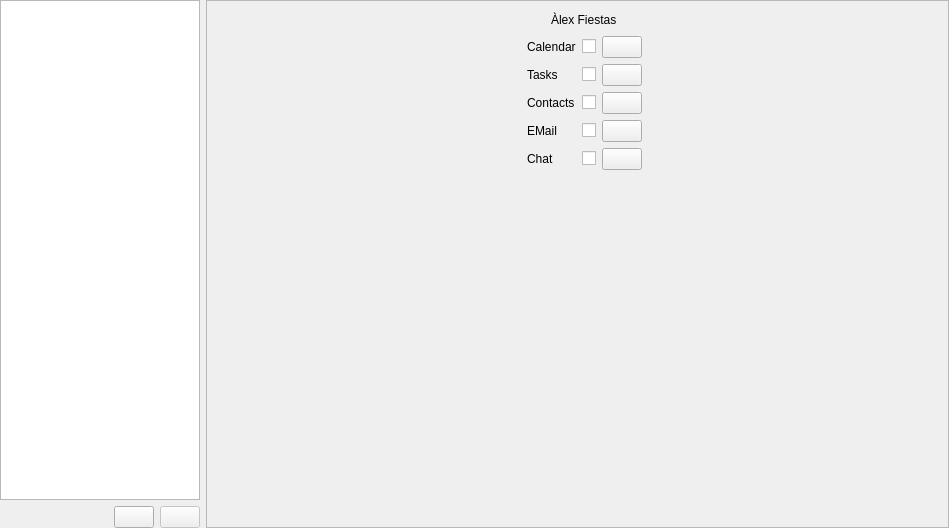
This is src/kcm.ui in KDE/kaccounts-integration as Qt 5 draws it before an edit. The edited form follows.
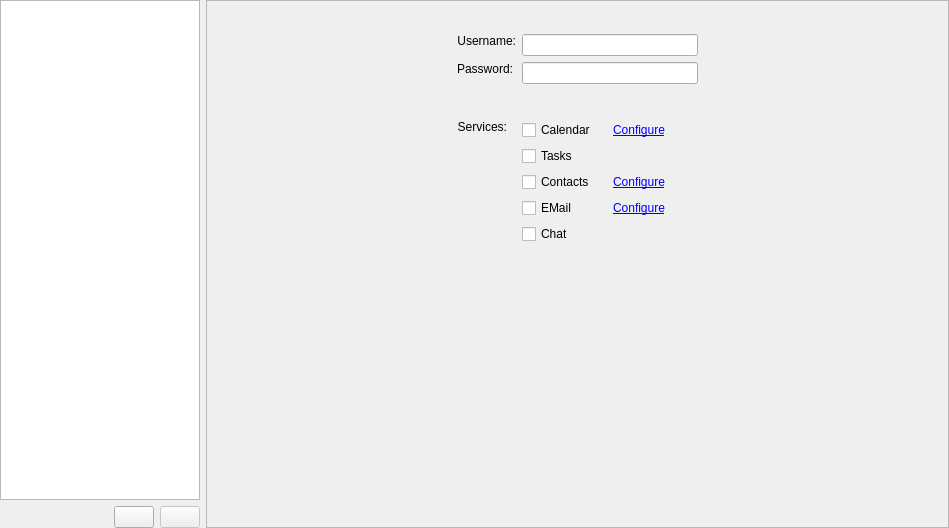
This is the edited form. Icons and pictures are not drawn. Custom widgets are drawn as their Qt base class.

Commit message: Fiddle with ui: introduce a scroll area and "Configure" links

What changed in the file:
```diff
--- a/src/kcm.ui
+++ b/src/kcm.ui
@@ -87,6 +87,14 @@
    </item>
    <item>
     <widget class="QScrollArea" name="scrollArea">
+     <property name="focusPolicy">
+      <enum>Qt::NoFocus</enum>
+     </property>
+     <property name="styleSheet">
+      <string notr="true">QLabel:focus {
+border: 1px dotted qpalette(dark);
+}</string>
+     </property>
      <property name="widgetResizable">
       <bool>true</bool>
      </property>
@@ -99,285 +107,208 @@
         <height>522</height>
        </rect>
       </property>
-      <property name="autoFillBackground">
-       <bool>true</bool>
-      </property>
-      <layout class="QVBoxLayout" name="verticalLayout_2">
-       <item>
-        <layout class="QHBoxLayout" name="horizontalLayout_4">
-         <item>
-          <spacer name="horizontalSpacer_5">
-           <property name="orientation">
-            <enum>Qt::Horizontal</enum>
-           </property>
-           <property name="sizeHint" stdset="0">
-            <size>
-             <width>40</width>
-             <height>20</height>
-            </size>
-           </property>
-          </spacer>
-         </item>
-         <item>
-          <widget class="QLabel" name="label">
-           <property name="maximumSize">
-            <size>
-             <width>64</width>
-             <height>64</height>
-            </size>
-           </property>
-           <property name="text">
-            <string/>
-           </property>
-           <property name="pixmap">
-            <pixmap>../../../../.kde/avatar.jpg</pixmap>
-           </property>
-           <property name="scaledContents">
-            <bool>true</bool>
-           </property>
-          </widget>
-         </item>
-         <item>
+      <layout class="QGridLayout" name="gridLayout">
+       <item row="2" column="1">
+        <spacer name="verticalSpacer">
+         <property name="orientation">
+          <enum>Qt::Vertical</enum>
+         </property>
+         <property name="sizeHint" stdset="0">
+          <size>
+           <width>20</width>
+           <height>40</height>
+          </size>
+         </property>
+        </spacer>
+       </item>
+       <item row="1" column="0">
+        <spacer name="horizontalSpacer_2">
+         <property name="orientation">
+          <enum>Qt::Horizontal</enum>
+         </property>
+         <property name="sizeHint" stdset="0">
+          <size>
+           <width>40</width>
+           <height>20</height>
+          </size>
+         </property>
+        </spacer>
+       </item>
+       <item row="1" column="1">
+        <layout class="QFormLayout" name="formLayout">
+         <item row="0" column="0">
           <widget class="QLabel" name="label_2">
+           <property name="sizePolicy">
+            <sizepolicy hsizetype="Preferred" vsizetype="Preferred">
+             <horstretch>1</horstretch>
+             <verstretch>0</verstretch>
+            </sizepolicy>
+           </property>
            <property name="text">
-            <string>Àlex Fiestas</string>
+            <string>Username:</string>
            </property>
+           <property name="alignment">
+            <set>Qt::AlignRight|Qt::AlignTop|Qt::AlignTrailing</set>
+           </property>
           </widget>
          </item>
-         <item>
-          <spacer name="horizontalSpacer_4">
-           <property name="orientation">
-            <enum>Qt::Horizontal</enum>
+         <item row="0" column="1">
+          <widget class="KLineEdit" name="klineedit">
+           <property name="sizePolicy">
+            <sizepolicy hsizetype="Expanding" vsizetype="Fixed">
+             <horstretch>3</horstretch>
+             <verstretch>0</verstretch>
+            </sizepolicy>
            </property>
-           <property name="sizeHint" stdset="0">
-            <size>
-             <width>40</width>
-             <height>20</height>
-            </size>
-           </property>
-          </spacer>
-         </item>
-        </layout>
-       </item>
-       <item>
-        <layout class="QGridLayout" name="gridLayout">
-         <item row="3" column="4">
-          <widget class="QPushButton" name="pushButton_4">
-           <property name="text">
-            <string/>
-           </property>
-           <property name="icon">
-            <iconset theme="configure">
-             <normaloff/>
-            </iconset>
-           </property>
           </widget>
          </item>
-         <item row="0" column="4">
-          <widget class="QPushButton" name="pushButton">
+         <item row="1" column="0">
+          <widget class="QLabel" name="label_9">
            <property name="text">
-            <string/>
+            <string>Password:</string>
            </property>
-           <property name="icon">
-            <iconset theme="configure">
-             <normaloff/>
-            </iconset>
+           <property name="alignment">
+            <set>Qt::AlignRight|Qt::AlignTop|Qt::AlignTrailing</set>
            </property>
           </widget>
          </item>
          <item row="1" column="1">
-          <widget class="QLabel" name="label_4">
-           <property name="text">
-            <string/>
-           </property>
-           <property name="pixmap">
-            <pixmap>../../../../kde/share/icons/oxygen/32x32/apps/accessories-text-editor.png</pixmap>
+          <widget class="KLineEdit" name="klineedit_2">
+           <property name="echoMode">
+            <enum>QLineEdit::Password</enum>
            </property>
           </widget>
          </item>
-         <item row="0" column="2">
+         <item row="2" column="1">
+          <spacer name="verticalSpacer_2">
+           <property name="orientation">
+            <enum>Qt::Vertical</enum>
+           </property>
+           <property name="sizeType">
+            <enum>QSizePolicy::Fixed</enum>
+           </property>
+           <property name="sizeHint" stdset="0">
+            <size>
+             <width>20</width>
+             <height>24</height>
+            </size>
+           </property>
+          </spacer>
+         </item>
+         <item row="3" column="0">
           <widget class="QLabel" name="label_8">
            <property name="text">
-            <string>Calendar</string>
+            <string>Services:</string>
            </property>
-          </widget>
-         </item>
-         <item row="4" column="2">
-          <widget class="QLabel" name="label_13">
-           <property name="text">
-            <string>Chat</string>
-           </property>
-          </widget>
-         </item>
-         <item row="1" column="3">
-          <widget class="QCheckBox" name="checkBox_2">
-           <property name="text">
-            <string/>
-           </property>
-          </widget>
-         </item>
-         <item row="2" column="3">
-          <widget class="QCheckBox" name="checkBox_3">
-           <property name="text">
-            <string/>
-           </property>
-          </widget>
-         </item>
-         <item row="0" column="1">
-          <widget class="QLabel" name="label_3">
-           <property name="text">
-            <string/>
-           </property>
-           <property name="pixmap">
-            <pixmap>../../../../kde/share/icons/oxygen/32x32/apps/office-calendar.png</pixmap>
-           </property>
-          </widget>
-         </item>
-         <item row="3" column="2">
-          <widget class="QLabel" name="label_12">
-           <property name="text">
-            <string>EMail</string>
-           </property>
-          </widget>
-         </item>
-         <item row="4" column="1">
-          <widget class="QLabel" name="label_7">
-           <property name="text">
-            <string/>
-           </property>
-           <property name="pixmap">
-            <pixmap>../../../../kde/share/icons/oxygen/32x32/apps/telepathy-kde.png</pixmap>
+           <property name="alignment">
+            <set>Qt::AlignRight|Qt::AlignTop|Qt::AlignTrailing</set>
            </property>
           </widget>
          </item>
          <item row="3" column="1">
-          <widget class="QLabel" name="label_6">
-           <property name="text">
-            <string/>
-           </property>
-           <property name="pixmap">
-            <pixmap>../../../../kde/share/icons/oxygen/32x32/apps/internet-mail.png</pixmap>
-           </property>
-          </widget>
+          <layout class="QHBoxLayout" name="horizontalLayout_5">
+           <item>
+            <widget class="QCheckBox" name="checkBox_6">
+             <property name="text">
+              <string>Calendar</string>
+             </property>
+            </widget>
+           </item>
+           <item>
+            <widget class="QLabel" name="label">
+             <property name="focusPolicy">
+              <enum>Qt::TabFocus</enum>
+             </property>
+             <property name="text">
+              <string>&lt;a href=&quot;#&quot;&gt;Configure&lt;/a&gt;</string>
+             </property>
+            </widget>
+           </item>
+          </layout>
          </item>
-         <item row="2" column="2">
-          <widget class="QLabel" name="label_11">
-           <property name="text">
-            <string>Contacts</string>
-           </property>
-          </widget>
-         </item>
-         <item row="2" column="4">
-          <widget class="QPushButton" name="pushButton_3">
-           <property name="text">
-            <string/>
-           </property>
-           <property name="icon">
-            <iconset theme="configure">
-             <normaloff/>
-            </iconset>
-           </property>
-          </widget>
-         </item>
-         <item row="1" column="2">
-          <widget class="QLabel" name="label_10">
+         <item row="4" column="1">
+          <widget class="QCheckBox" name="checkBox_2">
            <property name="text">
             <string>Tasks</string>
            </property>
           </widget>
          </item>
-         <item row="2" column="1">
-          <widget class="QLabel" name="label_5">
-           <property name="text">
-            <string/>
-           </property>
-           <property name="pixmap">
-            <pixmap>../../../../kde/share/icons/oxygen/32x32/apps/office-address-book.png</pixmap>
-           </property>
-          </widget>
+         <item row="5" column="1">
+          <layout class="QHBoxLayout" name="horizontalLayout_4">
+           <item>
+            <widget class="QCheckBox" name="checkBox_3">
+             <property name="text">
+              <string>Contacts</string>
+             </property>
+            </widget>
+           </item>
+           <item>
+            <widget class="QLabel" name="label_10">
+             <property name="focusPolicy">
+              <enum>Qt::TabFocus</enum>
+             </property>
+             <property name="text">
+              <string>&lt;a href=&quot;#&quot;&gt;Configure&lt;/a&gt;</string>
+             </property>
+            </widget>
+           </item>
+          </layout>
          </item>
-         <item row="3" column="3">
-          <widget class="QCheckBox" name="checkBox_4">
-           <property name="text">
-            <string/>
-           </property>
-          </widget>
+         <item row="6" column="1">
+          <layout class="QHBoxLayout" name="horizontalLayout_3">
+           <item>
+            <widget class="QCheckBox" name="checkBox_4">
+             <property name="text">
+              <string>EMail</string>
+             </property>
+            </widget>
+           </item>
+           <item>
+            <widget class="QLabel" name="label_11">
+             <property name="focusPolicy">
+              <enum>Qt::TabFocus</enum>
+             </property>
+             <property name="text">
+              <string>&lt;a href=&quot;#&quot;&gt;Configure&lt;/a&gt;</string>
+             </property>
+            </widget>
+           </item>
+          </layout>
          </item>
-         <item row="4" column="3">
+         <item row="7" column="1">
           <widget class="QCheckBox" name="checkBox_5">
            <property name="text">
-            <string/>
+            <string>Chat</string>
            </property>
           </widget>
          </item>
-         <item row="0" column="3">
-          <widget class="QCheckBox" name="checkBox_6">
-           <property name="text">
-            <string/>
-           </property>
-          </widget>
-         </item>
-         <item row="4" column="4">
-          <widget class="QPushButton" name="pushButton_5">
-           <property name="text">
-            <string/>
-           </property>
-           <property name="icon">
-            <iconset theme="configure">
-             <normaloff/>
-            </iconset>
-           </property>
-          </widget>
-         </item>
-         <item row="0" column="0">
-          <spacer name="horizontalSpacer_2">
-           <property name="orientation">
-            <enum>Qt::Horizontal</enum>
-           </property>
-           <property name="sizeHint" stdset="0">
-            <size>
-             <width>40</width>
-             <height>20</height>
-            </size>
-           </property>
-          </spacer>
-         </item>
-         <item row="1" column="4">
-          <widget class="QPushButton" name="pushButton_2">
-           <property name="text">
-            <string/>
-           </property>
-           <property name="icon">
-            <iconset theme="configure">
-             <normaloff/>
-            </iconset>
-           </property>
-          </widget>
-         </item>
-         <item row="0" column="5">
-          <spacer name="horizontalSpacer_3">
-           <property name="orientation">
-            <enum>Qt::Horizontal</enum>
-           </property>
-           <property name="sizeHint" stdset="0">
-            <size>
-             <width>40</width>
-             <height>20</height>
-            </size>
-           </property>
-          </spacer>
-         </item>
         </layout>
        </item>
-       <item>
-        <spacer name="verticalSpacer">
+       <item row="1" column="2">
+        <spacer name="horizontalSpacer_3">
+         <property name="orientation">
+          <enum>Qt::Horizontal</enum>
+         </property>
+         <property name="sizeHint" stdset="0">
+          <size>
+           <width>40</width>
+           <height>20</height>
+          </size>
+         </property>
+        </spacer>
+       </item>
+       <item row="0" column="1">
+        <spacer name="verticalSpacer_3">
          <property name="orientation">
           <enum>Qt::Vertical</enum>
          </property>
+         <property name="sizeType">
+          <enum>QSizePolicy::Fixed</enum>
+         </property>
          <property name="sizeHint" stdset="0">
           <size>
            <width>20</width>
-           <height>338</height>
+           <height>24</height>
           </size>
          </property>
         </spacer>
@@ -388,6 +319,28 @@
    </item>
   </layout>
  </widget>
+ <customwidgets>
+  <customwidget>
+   <class>KLineEdit</class>
+   <extends>QLineEdit</extends>
+   <header>klineedit.h</header>
+  </customwidget>
+ </customwidgets>
+ <tabstops>
+  <tabstop>accountsView</tabstop>
+  <tabstop>addBtn</tabstop>
+  <tabstop>removeBtn</tabstop>
+  <tabstop>klineedit</tabstop>
+  <tabstop>klineedit_2</tabstop>
+  <tabstop>checkBox_6</tabstop>
+  <tabstop>label</tabstop>
+  <tabstop>checkBox_2</tabstop>
+  <tabstop>checkBox_3</tabstop>
+  <tabstop>label_10</tabstop>
+  <tabstop>checkBox_4</tabstop>
+  <tabstop>label_11</tabstop>
+  <tabstop>checkBox_5</tabstop>
+ </tabstops>
  <resources/>
  <connections/>
 </ui>
```
